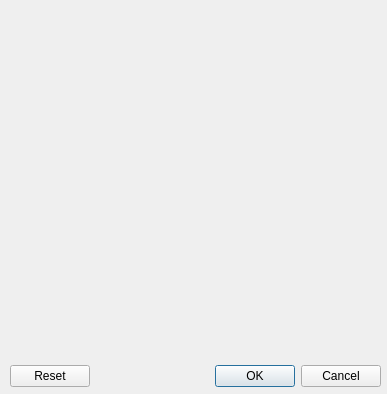
Above: view/setbricsdialog.ui from g-jouret/projetTetris before the change. Below: the same form after it.
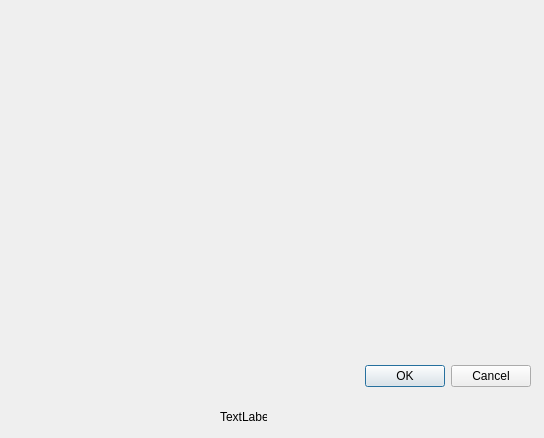
That is the form after the change.

The edit to the form file:
```diff
--- a/view/setbricsdialog.ui
+++ b/view/setbricsdialog.ui
@@ -6,8 +6,8 @@
    <rect>
     <x>0</x>
     <y>0</y>
-    <width>387</width>
-    <height>394</height>
+    <width>544</width>
+    <height>438</height>
    </rect>
   </property>
   <property name="windowTitle">
@@ -18,7 +18,7 @@
     <rect>
      <x>10</x>
      <y>360</y>
-     <width>371</width>
+     <width>521</width>
      <height>32</height>
     </rect>
    </property>
@@ -26,7 +26,7 @@
     <enum>Qt::Horizontal</enum>
    </property>
    <property name="standardButtons">
-    <set>QDialogButtonBox::Cancel|QDialogButtonBox::Ok|QDialogButtonBox::Reset</set>
+    <set>QDialogButtonBox::Cancel|QDialogButtonBox::Ok</set>
    </property>
   </widget>
   <widget class="QWidget" name="gridLayoutWidget">
@@ -34,16 +34,32 @@
     <rect>
      <x>20</x>
      <y>10</y>
-     <width>351</width>
+     <width>512</width>
      <height>341</height>
     </rect>
    </property>
-   <layout class="QGridLayout" name="gridLayout" rowminimumheight="0" columnminimumwidth="0">
+   <layout class="QGridLayout" name="gridLayout">
     <property name="sizeConstraint">
      <enum>QLayout::SetMinimumSize</enum>
     </property>
+    <property name="spacing">
+     <number>3</number>
+    </property>
    </layout>
   </widget>
+  <widget class="QLabel" name="label">
+   <property name="geometry">
+    <rect>
+     <x>220</x>
+     <y>410</y>
+     <width>47</width>
+     <height>13</height>
+    </rect>
+   </property>
+   <property name="text">
+    <string>TextLabel</string>
+   </property>
+  </widget>
  </widget>
  <resources/>
  <connections>
```
